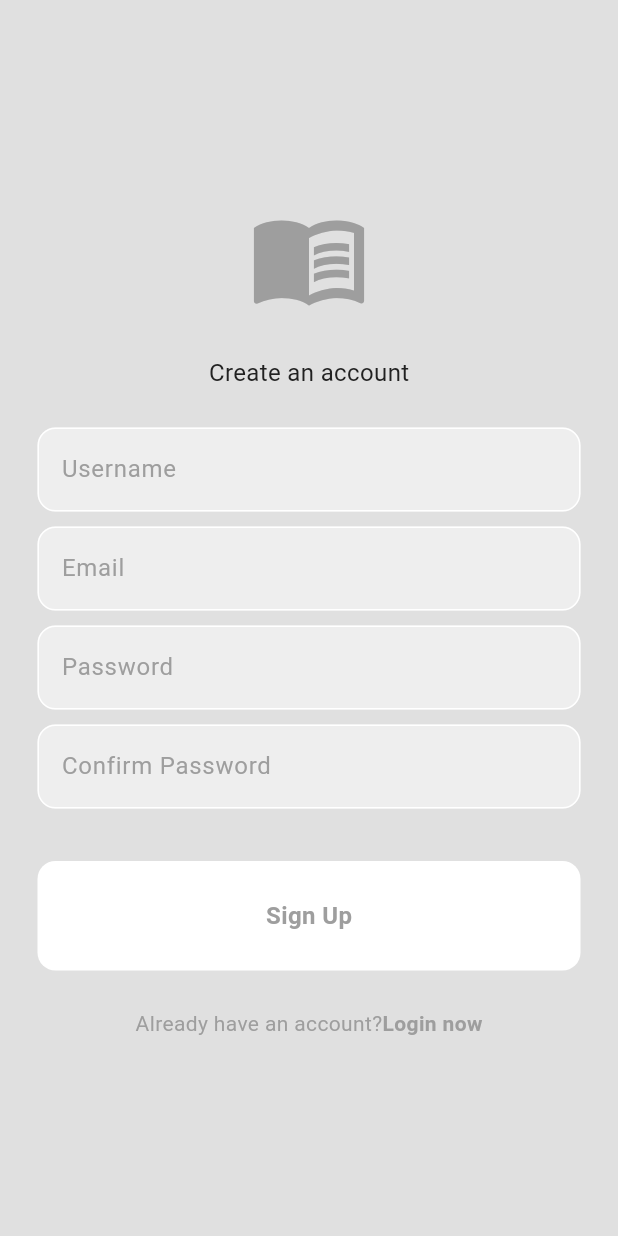
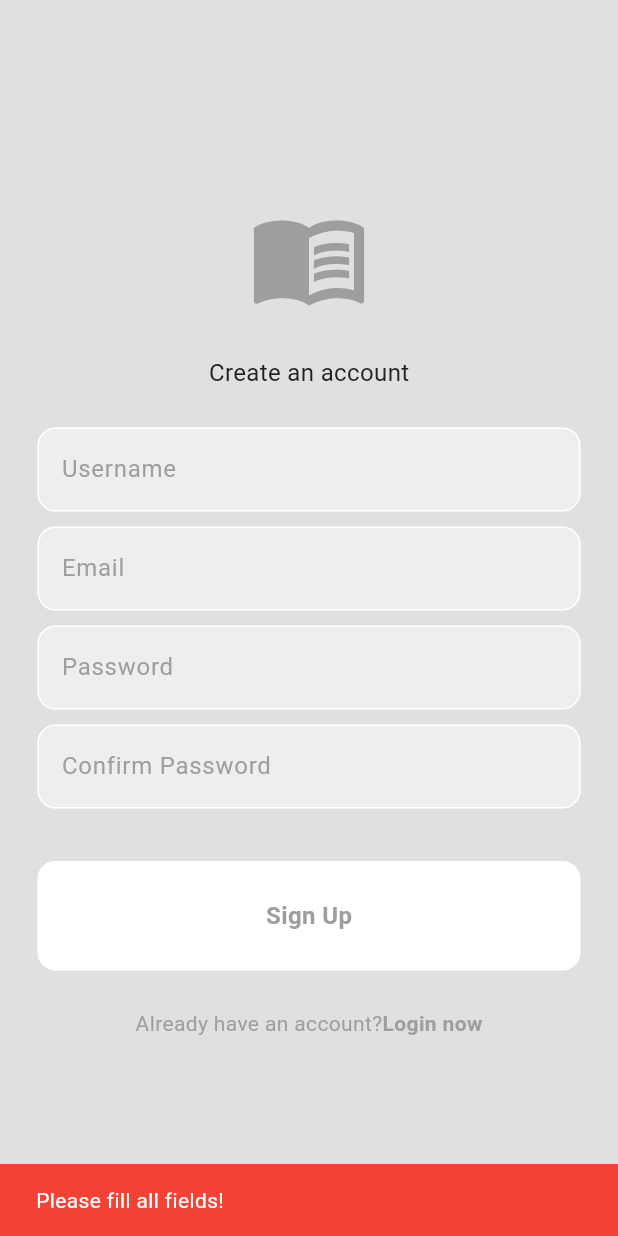
Before and after one commit to Viraj217/StudyMate_Application, a Flutter app: the screen it shows after launch, after a tap on "Register now", after a tap on "Sign Up", on a phone screen of 412 x 824 dp. Run offline on Flutter 3.47's test engine with Material 3 defaults, Android fonts, the light colour scheme and no system bars; our stand-ins replace firebase_auth, firebase_core, flutter_bloc; accounts and stored records are empty.

Commit message:
UI improvements

```diff
--- /dev/null
+++ b/lib/features/auth/presentation/components/loading.dart
@@ -0,0 +1,14 @@
+import 'package:flutter/material.dart';
+
+class LoadingScreen extends StatelessWidget {
+  const LoadingScreen ({super.key});
+
+  @override
+  Widget build(BuildContext context) {
+    return const Scaffold(
+      body: Center(
+        child: CircularProgressIndicator(),
+      ),
+    );
+  }
+}
--- a/lib/features/auth/presentation/cubits/auth_states.dart
+++ b/lib/features/auth/presentation/cubits/auth_states.dart
@@ -1,7 +1,6 @@
 /*
-
 Auth States
- */
+*/
 
 import '../../domain/entities/app_user.dart';
 
--- a/lib/features/auth/presentation/pages/register_page.dart
+++ b/lib/features/auth/presentation/pages/register_page.dart
@@ -1,7 +1,8 @@
 import 'package:flutter/material.dart';
-
+import 'package:flutter_bloc/flutter_bloc.dart';
 import '../components/my_button.dart';
 import '../components/my_textfield.dart';
+import '../cubits/auth_cubits.dart';
 
 class RegisterPage extends StatefulWidget {
 
@@ -19,6 +20,54 @@ class _RegisterPageState extends State<RegisterPage> {
   final emailController = TextEditingController();
   final pwController = TextEditingController();
   final confirmpwController = TextEditingController();
+
+  //register button pressed
+  void register() {
+    //prepare info
+    final String name = nameController.text;
+    final String email = emailController.text;
+    final String pw = pwController.text;
+    final String confirmpw = confirmpwController.text;
+
+    //auth cubit
+    final authCubit = context.read<AuthCubit>();
+
+    if(email.isNotEmpty && pw.isNotEmpty && confirmpw.isNotEmpty && name.isNotEmpty){
+      if(pw == confirmpw){
+        authCubit.register(name, email, pw);
+      }
+
+      //if dont match
+      else {
+        ScaffoldMessenger.of(context).showSnackBar(
+          SnackBar(
+            content: Text("Passwords don't match!"),
+            backgroundColor: Colors.red,
+          ),
+        );
+      }
+    }
+    //fields are empty -> then display error
+    else {
+      ScaffoldMessenger.of(context).showSnackBar(
+        SnackBar(
+          content: Text("Please fill all fields!"),
+          backgroundColor: Colors.red,
+        ),
+      );
+    }
+  }
+
+  @override
+  void dispose() {
+    nameController.dispose();
+    emailController.dispose();
+    pwController.dispose();
+    confirmpwController.dispose();
+    super.dispose();
+  }
+
+
 
   @override
   Widget build(BuildContext context) {
@@ -89,7 +138,7 @@ class _RegisterPageState extends State<RegisterPage> {
 
               //login button
               MyButton(
-                onTap: (){},
+                onTap: register ,
                 text: "Sign Up",
               ),
 
--- a/lib/main.dart
+++ b/lib/main.dart
@@ -1,11 +1,14 @@
 import 'package:firebase_core/firebase_core.dart';
 import 'package:flutter/material.dart';
+import 'package:flutter_bloc/flutter_bloc.dart';
+import 'package:uc_task_1/features/auth/presentation/components/loading.dart';
+import 'package:uc_task_1/features/auth/presentation/cubits/auth_states.dart';
 import 'package:uc_task_1/features/auth/presentation/pages/auth_page.dart';
-import 'package:uc_task_1/features/auth/presentation/pages/login_page.dart';
-import 'package:uc_task_1/features/auth/presentation/pages/register_page.dart';
 import 'package:uc_task_1/firebase_options.dart';
 import 'package:uc_task_1/themes/light_mode.dart';
-import 'package:uc_task_1/features/auth/presentation/pages/login_page.dart';
+import 'features/auth/data/firebase_auth_repo.dart';
+import 'features/auth/presentation/cubits/auth_cubits.dart';
+import 'features/home/presentation/pages/home_page.dart';
 
 
 void main() async{
@@ -14,18 +17,64 @@ void main() async{
   await Firebase.initializeApp(options: DefaultFirebaseOptions.currentPlatform);
 
   //run application
-  runApp(const MyApp());
+  runApp(MyApp());
 }
 
 class MyApp extends StatelessWidget {
-  const MyApp({super.key});
+  MyApp({super.key});
+
+  //auth repo
+  final firebaseAuthRepo = FirebaseAuthRepo();
+
 
   @override
   Widget build(BuildContext context) {
-    return MaterialApp(
-      debugShowCheckedModeBanner: false,
-      home: AuthPage(),
-      theme: lightMode,
+    return MultiBlocProvider(
+      //provide cubits to the app
+        providers: [
+          //auth cubit
+          BlocProvider<AuthCubit>(
+            create: (context) => AuthCubit(authRepo: firebaseAuthRepo)..checkAuth(),
+          ),
+        ],
+
+        //app
+        child: MaterialApp(
+                debugShowCheckedModeBanner: false,
+                theme: lightMode,
+                /*
+                BLOC CONSUMER - Auth
+                */
+                home: BlocConsumer<AuthCubit, AuthState>(
+                  builder: (context, state){
+                    print(state);
+                    //unauthenticated -> auth page
+                    if (state is UnAuthenticated) {
+                      return AuthPage();
+                    }
+                    //authenticated -> home page
+                    if (state is Authenticated) {
+                      return HomePage();
+                    }
+                    //loadig..
+                    else {
+                      return LoadingScreen();
+                    }
+
+                  },
+                  listener: (context, state){
+                    //auth error
+                    if (state is AuthError) {
+                      ScaffoldMessenger.of(context).showSnackBar(
+                        SnackBar(
+                          content: Text(state.message),
+                          backgroundColor: Colors.red,
+                        ),
+                      );
+                    }
+                  },
+                ),
+        ),
     );
   }
 }
```
Also changed, not shown: lib/features/auth/presentation/pages/login_page.dart (+30 -1 lines), lib/features/home/presentation/pages/home_page.dart (added, +31 -0 lines), 1 other file.
